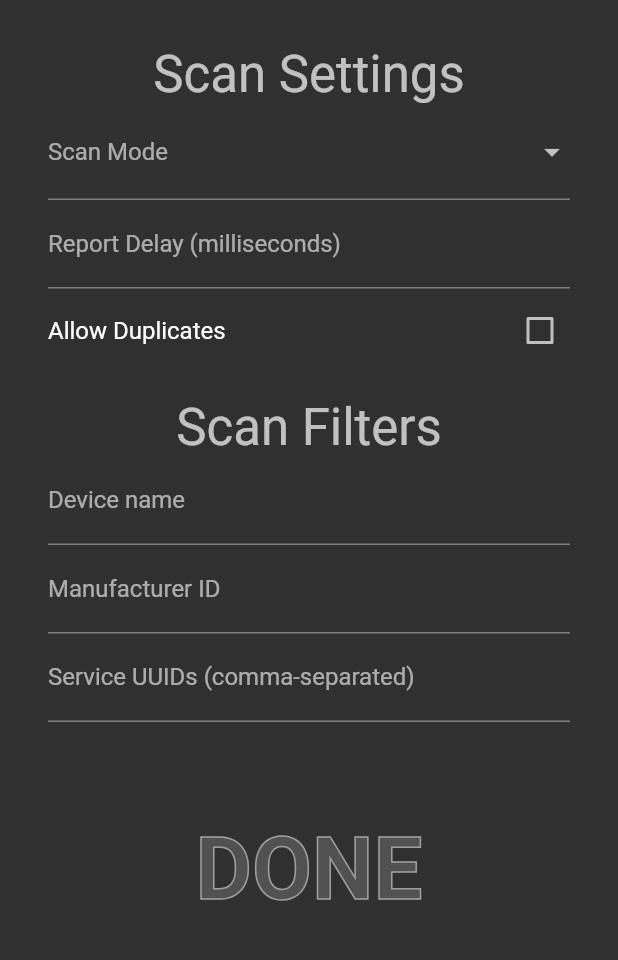
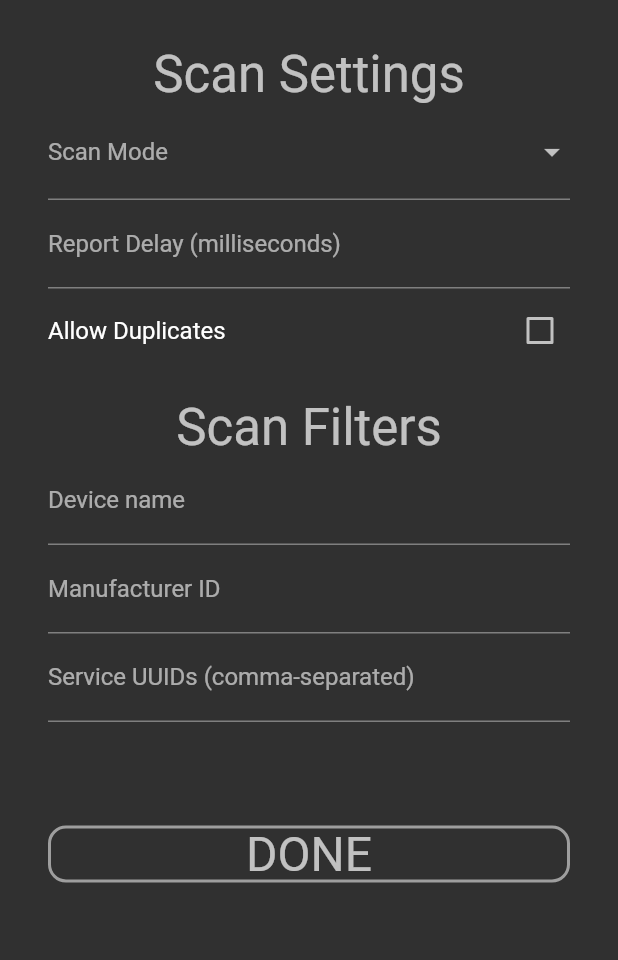
Before and after one commit to Toglefritz/flutter_splendid_ble, a Flutter app: the ScanConfigurationView screen opened directly with empty values, on a phone screen of 412 x 824 dp, the part 55-1015 px from its top. Run offline on Flutter 3.47's test engine with Material 2 defaults, Android fonts, the phone set to English and light mode, and no system bars; our stand-ins replace permission_handler, plugin_platform_interface; generated files the repository leaves out were written again.

Commit message:
Updated button design :art:

```diff
--- a/example/lib/screens/scan_configuration/scan_configuration_view.dart
+++ b/example/lib/screens/scan_configuration/scan_configuration_view.dart
@@ -1,6 +1,5 @@
 import 'package:flutter/material.dart';
 import 'package:flutter_ble/models/scan_settings.dart';
-import 'package:flutter_ble_example/screens/components/fancy_outlined_text.dart';
 import 'package:flutter_ble_example/screens/scan_configuration/scan_configuration_controller.dart';
 import 'package:flutter_gen/gen_l10n/app_localizations.dart';
 
@@ -89,10 +88,27 @@ class ScanConfigurationView extends StatelessWidget {
                 ),
                 Padding(
                   padding: const EdgeInsets.only(top: 64.0),
-                  child: InkWell(
-                    onTap: state.onDone,
-                    child: FancyOutlinedText(
-                      text: AppLocalizations.of(context)!.done.toUpperCase(),
+                  child: OutlinedButton(
+                    style: OutlinedButton.styleFrom(
+                      shape: RoundedRectangleBorder(
+                        borderRadius: BorderRadius.circular(12.0),
+                      ),
+                      side: BorderSide(
+                        color: Theme.of(context).primaryColorLight,
+                        width: 2.0,
+                      ),
+                    ),
+                    onPressed: state.onDone,
+                    child: Row(
+                      mainAxisAlignment: MainAxisAlignment.center,
+                      children: [
+                        Text(
+                          AppLocalizations.of(context)!.done.toUpperCase(),
+                          style: Theme.of(context).textTheme.displaySmall?.copyWith(
+                                fontSize: 32,
+                              ),
+                        ),
+                      ],
                     ),
                   ),
                 ),
```
